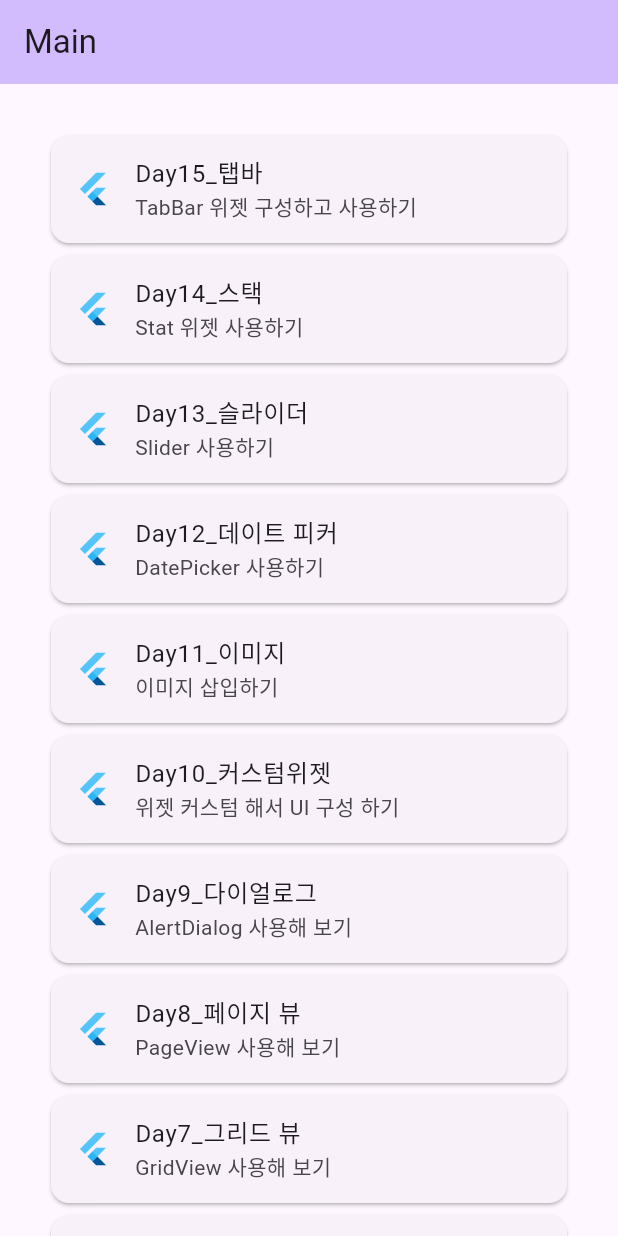
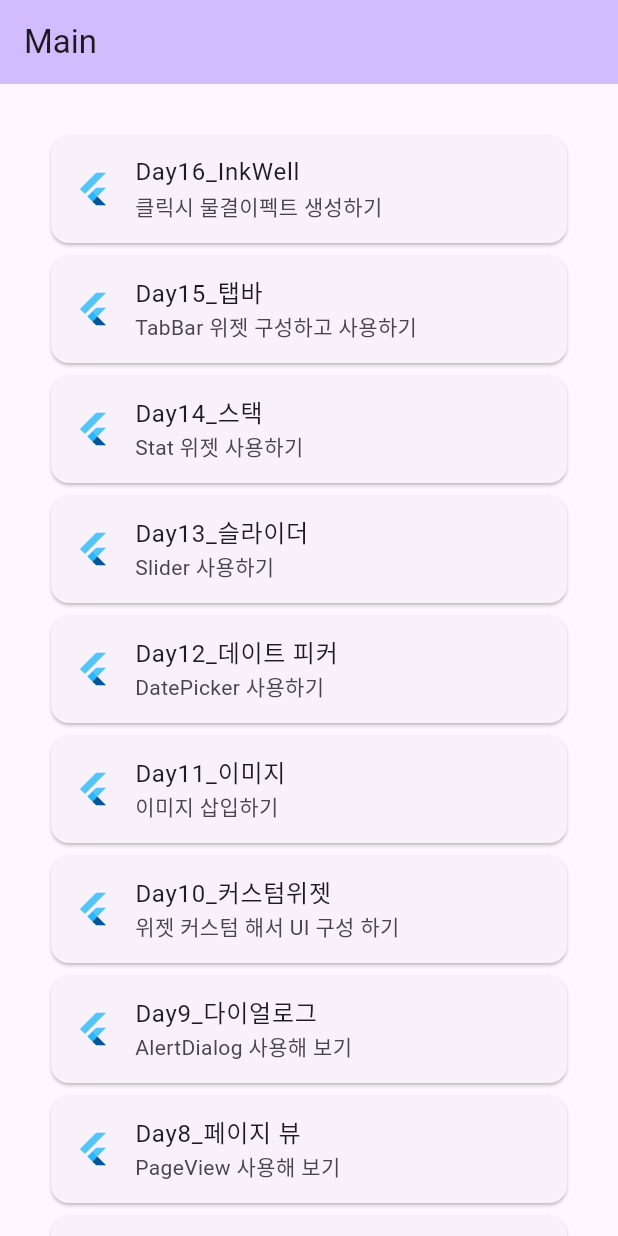
Before and after one commit to junselee42/flutter_study, a Flutter app: the screen it shows after launch, on a phone screen of 412 x 824 dp. Run offline on Flutter 3.47's test engine with Material 2 defaults, Android fonts, the phone set to English and light mode, and no system bars.

Commit message:
update: updated ex15

```diff
--- a/lib/main.dart
+++ b/lib/main.dart
@@ -52,6 +52,17 @@ class _MyHomePageState extends State<MyHomePage> {
       body: ListView(
         padding: const EdgeInsets.all(30),
         children: [
+          Card(
+            child: ListTile(
+              leading: const FlutterLogo(),
+              title: const Text('Day16_InkWell'),
+              subtitle: const Text('클릭시 물결이펙트 생성하기'),
+              hoverColor: Colors.purple,
+              onTap: () {
+                Navigator.of(context).pushNamed('/sixteenth');
+              },
+            ),
+          ),
           Card(
             child: ListTile(
               leading: const FlutterLogo(),
--- a/lib/router/router.dart
+++ b/lib/router/router.dart
@@ -15,6 +15,7 @@ import 'package:flutter00/router/pages/twelve.dart';
 import 'package:flutter00/router/pages/thirteen.dart';
 import 'package:flutter00/router/pages/fourteen.dart';
 import 'package:flutter00/router/pages/fifteen.dart';
+import 'package:flutter00/router/pages/sixteen.dart';
 
 final routes = {
   '/': (BuildContext context) => const MyHomePage(title: "Main"),
@@ -33,4 +34,5 @@ final routes = {
   '/thirteenth': (BuildContext context) => const ThirteenPage(),
   '/fourteenth': (BuildContext context) => const FourteenPage(),
   '/fifteenth': (BuildContext context) => const FifteenPage(),
+  '/sixteenth': (BuildContext context) => const SixteenPage(),
 };
```
Also changed, not shown: lib/router/pages/sixteen.dart (added, +44 -0 lines).
